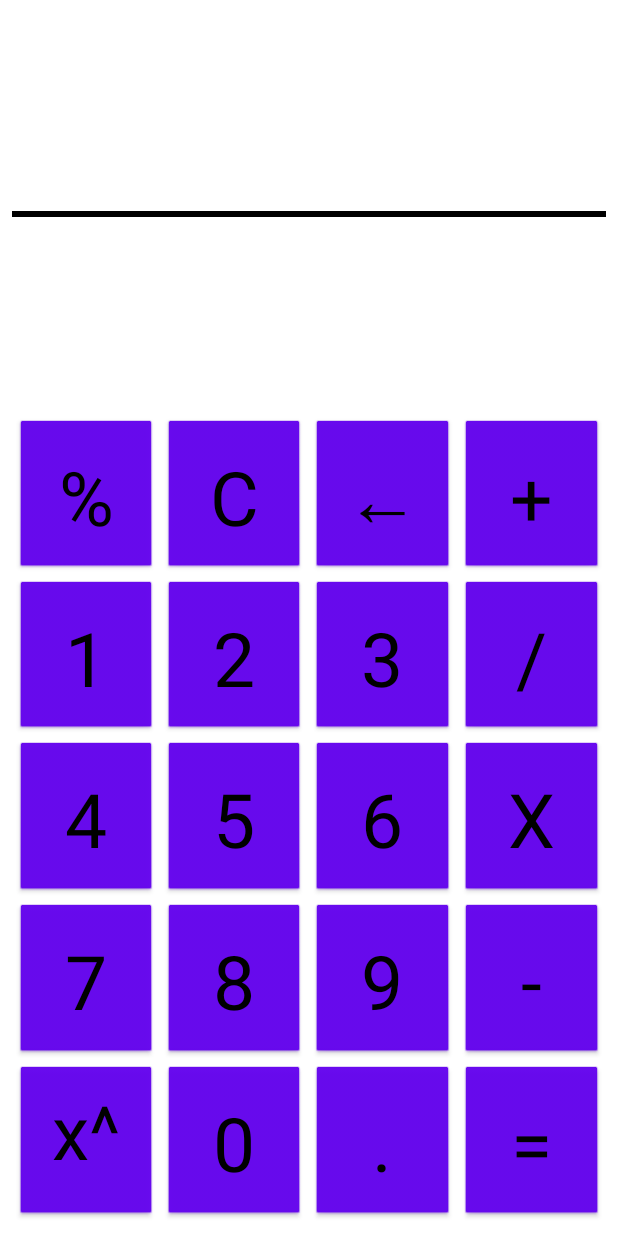
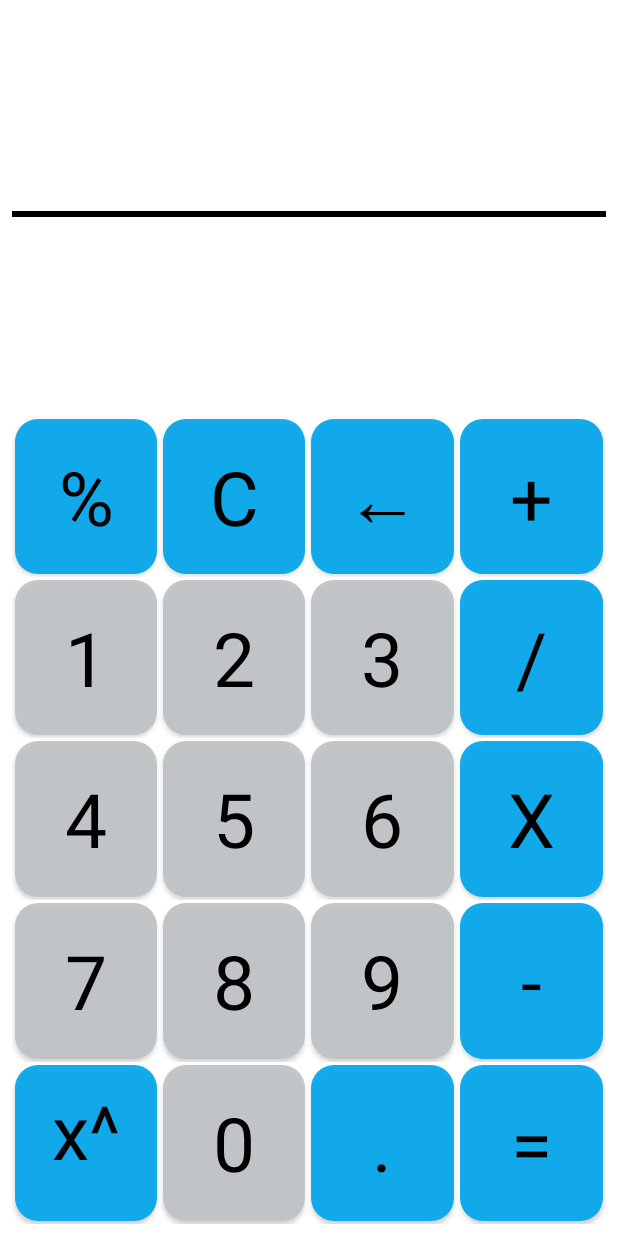
Before and after one commit to Shelzi/CalcAndroid, an Android app: the screen it shows after launch (MainActivity), on a phone screen of 412 x 824 dp. Run offline under Robolectric (Android 15) with nearby library versions, the phone set to English and light mode, and no system bars; libraries missing offline, so code that uses them is left out: com.udojava.evalex.

Commit message:
Custom color, round buttons, some refactor

```diff
--- a/app/src/main/java/com/shelzi/calc/MainActivity.java
+++ b/app/src/main/java/com/shelzi/calc/MainActivity.java
@@ -4,19 +4,15 @@ import androidx.appcompat.app.AppCompatActivity;
 
 import android.annotation.SuppressLint;
 import android.content.res.Configuration;
-import android.os.Build;
 import android.os.Bundle;
-import android.text.method.ScrollingMovementMethod;
 import android.view.View;
-import android.view.Window;
+import android.view.animation.Animation;
+import android.view.animation.AnimationUtils;
 import android.widget.Button;
-import android.widget.EditText;
-import android.widget.ScrollView;
 import android.widget.TextView;
 
 import com.udojava.evalex.Expression;
 
-import java.util.Arrays;
 import java.util.Objects;
 
 public class MainActivity extends AppCompatActivity {
@@ -93,10 +89,10 @@ public class MainActivity extends AppCompatActivity {
             btnLn = (Button) findViewById(R.id.btnLn);
             btnFact = (Button) findViewById(R.id.btnFact);
             btnOneDivByX = (Button) findViewById(R.id.btnOneDivByX);
+            btnSqrt = (Button) findViewById(R.id.btnSqrt);
         }
-/*      ScrollView scrollView = new ScrollView(this);
-        scrollView.addView(tvOut);
-        setContentView(scrollView);*/
+
+
         Objects.requireNonNull(getSupportActionBar()).hide();
         initView();
     }
@@ -142,10 +138,13 @@ public class MainActivity extends AppCompatActivity {
     }
 
     public void initView() {
+        final Animation animScale = AnimationUtils.loadAnimation(this, R.anim.myscale);
+
         View.OnClickListener oclBtn = new View.OnClickListener() {
             @SuppressLint("SetTextI18n")
             @Override
             public void onClick(View v) {
+                v.startAnimation(animScale);
                 if (!(tvIn.getText().length() == 0)) {
                     String lastChar = (String) tvIn.getText();
                     lastChar = lastChar.substring(lastChar.length() - 1);
@@ -153,6 +152,7 @@ public class MainActivity extends AppCompatActivity {
                     switch (v.getId()) {
                         case R.id.btnPlus: {
                             if (!finalLastChar.equals("+")) tvIn.setText(tvIn.getText() + "+");
+
                             break;
                         }
                         case R.id.btnMultiply: {
@@ -189,6 +189,7 @@ public class MainActivity extends AppCompatActivity {
             @SuppressLint("SetTextI18n")
             @Override
             public void onClick(View v) {
+                v.startAnimation(animScale);
                 if (tvIn.getText().length() == 0) {
                     tvIn.setText("-");
                 } else {
@@ -203,6 +204,7 @@ public class MainActivity extends AppCompatActivity {
             @SuppressLint("SetTextI18n")
             @Override
             public void onClick(View v) {
+                v.startAnimation(animScale);
                 if (!(tvIn.getText().length() == 0)) {
                     Expression expression = new Expression((String) tvIn.getText());
                     String answer = "";
@@ -220,6 +222,7 @@ public class MainActivity extends AppCompatActivity {
         View.OnClickListener oclBtnBack = new View.OnClickListener() {
             @Override
             public void onClick(View v) {
+                v.startAnimation(animScale);
                 if (!(tvIn.getText().length() == 0)) {
                     String temp = (String) tvIn.getText();
                     temp = temp.substring(0, temp.length() - 1);
@@ -228,22 +231,44 @@ public class MainActivity extends AppCompatActivity {
             }
         };
 
-        View.OnClickListener oclBtnRightBracket = new View.OnClickListener() {
+        View.OnClickListener oclBtnLandscape = new View.OnClickListener() {
             @Override
             public void onClick(View v) {
-                tvIn.setText(tvIn.getText() + ")");
+                v.startAnimation(animScale);
+                switch (v.getId()) {
+                    case R.id.btnRightBracket:
+                        tvIn.setText(tvIn.getText() + ")");
+                        break;
+                    case R.id.btnLeftBracket:
+                        tvIn.setText(tvIn.getText() + "(");
+                        break;
+                    case R.id.btnSin:
+                        tvIn.setText(tvIn.getText() + "sin(");
+                        break;
+                    case R.id.btnCos:
+                        tvIn.setText(tvIn.getText() + "cos(");
+                        break;
+                    case R.id.btnTan:
+                        tvIn.setText(tvIn.getText() + "tan(");
+                        break;
+                    case R.id.btnLn:
+                        tvIn.setText(tvIn.getText() + "log(");
+                        break;
+                    case R.id.btnLg:
+                        tvIn.setText(tvIn.getText() + "log10(");
+                        break;
+                    case R.id.btnFact:
+                        tvIn.setText(tvIn.getText() + "fact(");
+                        break;
+                    case R.id.btnOneDivByX:
+                        tvIn.setText(tvIn.getText() + "^(-1)");
+                        break;
+                    case R.id.btnSqrt:
+                        tvIn.setText(tvIn.getText() + "sqrt(");
+                        break;
+                }
             }
         };
-
-        View.OnClickListener oclBtnLeftBracket = new View.OnClickListener() {
-            @Override
-            public void onClick(View v) {
-                tvIn.setText(tvIn.getText() + "(");
-            }
-        };
-
-
-
 
         btnResult.setOnClickListener(oclBtnResult);
         btnBack.setOnClickListener(oclBtnBack);
@@ -256,30 +281,28 @@ public class MainActivity extends AppCompatActivity {
         btnExponentiation.setOnClickListener(oclBtn);
         btnDivide.setOnClickListener(oclBtn);
         if (getResources().getConfiguration().orientation == Configuration.ORIENTATION_LANDSCAPE) {
-            btnRightBracket.setOnClickListener(oclBtnRightBracket);
-            btnLeftBracket.setOnClickListener(oclBtnLeftBracket);
-            btnSin.setOnClickListener(oclBtnLeftBracket);
-            btnCos.setOnClickListener(oclBtnLeftBracket);
-            btnTan.setOnClickListener(oclBtnLeftBracket);
-            btnLn.setOnClickListener(oclBtnLeftBracket);
-            btnLg.setOnClickListener(oclBtnLeftBracket);
-            btnFact.setOnClickListener(oclBtnLeftBracket);
-            btnOneDivByX.setOnClickListener(oclBtnLeftBracket);
+            btnRightBracket.setOnClickListener(oclBtnLandscape);
+            btnLeftBracket.setOnClickListener(oclBtnLandscape);
+            btnSin.setOnClickListener(oclBtnLandscape);
+            btnCos.setOnClickListener(oclBtnLandscape);
+            btnTan.setOnClickListener(oclBtnLandscape);
+            btnLn.setOnClickListener(oclBtnLandscape);
+            btnLg.setOnClickListener(oclBtnLandscape);
+            btnFact.setOnClickListener(oclBtnLandscape);
+            btnOneDivByX.setOnClickListener(oclBtnLandscape);
+            btnSqrt.setOnClickListener(oclBtnLandscape);
         }
-
     }
 
     protected void onSaveInstanceState(Bundle outState) {
         super.onSaveInstanceState(outState);
         outState.putString("tvIn", tvIn.getText().toString());
         outState.putString("tvOut", tvOut.getText().toString());
-
     }
 
     protected void onRestoreInstanceState(Bundle savedInstanceState) {
         super.onRestoreInstanceState(savedInstanceState);
         tvIn.setText(savedInstanceState.getString("tvIn"));
         tvOut.setText(savedInstanceState.getString("tvOut"));
-
     }
 }
--- /dev/null
+++ b/app/src/main/res/drawable/roundedbutton.xml
@@ -0,0 +1,9 @@
+<?xml version="1.0" encoding="utf-8"?>
+<shape xmlns:android="http://schemas.android.com/apk/res/android"
+    android:shape="rectangle">
+    <solid android:color="#eeffffff" />
+    <corners android:bottomRightRadius="15dp"
+        android:bottomLeftRadius="15dp"
+        android:topRightRadius="15dp"
+        android:topLeftRadius="15dp"/>
+</shape>
--- a/app/src/main/res/layout-land/activity_main.xml
+++ b/app/src/main/res/layout-land/activity_main.xml
@@ -1,13 +1,11 @@
 <?xml version="1.0" encoding="utf-8"?>
-<androidx.constraintlayout.widget.ConstraintLayout
-    xmlns:android="http://schemas.android.com/apk/res/android"
+<androidx.constraintlayout.widget.ConstraintLayout xmlns:android="http://schemas.android.com/apk/res/android"
     xmlns:app="http://schemas.android.com/apk/res-auto"
     xmlns:tools="http://schemas.android.com/tools"
     android:layout_width="match_parent"
     android:layout_height="match_parent"
-    android:theme="@android:style/Theme.Black.NoTitleBar"
-    android:padding="8dp">
-
+    android:padding="8dp"
+    android:theme="@android:style/Theme.Black.NoTitleBar">
 
     <LinearLayout
         android:layout_width="match_parent"
@@ -25,33 +23,32 @@
                 android:layout_width="match_parent"
                 android:layout_height="0dp"
                 android:layout_weight="2">
+
                 <TextView
                     android:id="@+id/tvOut"
                     android:layout_width="match_parent"
                     android:layout_height="match_parent"
-                    android:textSize="30sp"
                     android:gravity="right|bottom"
-                    android:maxLines = "20">
-                </TextView>
+                    android:maxLines="20"
+                    android:textSize="30sp"></TextView>
             </LinearLayout>
 
             <LinearLayout
                 android:layout_width="match_parent"
                 android:layout_height="4dp"
-                android:background="@color/black">
-            </LinearLayout>
+                android:background="@color/black"></LinearLayout>
 
             <LinearLayout
                 android:layout_width="match_parent"
                 android:layout_height="0dp"
                 android:layout_weight="2">
+
                 <TextView
                     android:id="@+id/tvIn"
                     android:layout_width="match_parent"
                     android:layout_height="match_parent"
-                    android:textSize="30sp"
-                    android:gravity="right|bottom">
-                </TextView>
+                    android:gravity="right|bottom"
+                    android:textSize="30sp"></TextView>
             </LinearLayout>
         </LinearLayout>
 
@@ -66,13 +63,40 @@
                 android:layout_height="0dp"
                 android:layout_weight="1"
                 android:orientation="horizontal">
-                <Button style="@style/OperationButtonHorizontal" android:id="@+id/btnSin" android:text="sin"/>
-                <Button style="@style/OperationButtonHorizontal" android:id="@+id/btnCos" android:text="cos"/>
-                <Button style="@style/OperationButtonHorizontal" android:id="@+id/btnPercent" android:text="%" android:onClick="oclBtnProcent"/>
-                <Button style="@style/OperationButtonHorizontal" android:id="@+id/btnClear" android:text="C" android:onClick="oclBtnClear"/>
-                <Button style="@style/OperationButtonHorizontal" android:id="@+id/btnBack" android:text="←" android:onClick="oclBtnBack"/>
-                <Button style="@style/OperationButtonHorizontal" android:id="@+id/btnPlus" android:text="+" android:onClick="oclBtnPlus" />
 
+                <Button
+                    android:id="@+id/btnSin"
+                    style="@style/OperationButtonHorizontal"
+                    android:text="sin" />
+
+                <Button
+                    android:id="@+id/btnCos"
+                    style="@style/OperationButtonHorizontal"
+                    android:text="cos" />
+
+                <Button
+                    android:id="@+id/btnPercent"
+                    style="@style/OperationButtonHorizontal"
+                    android:onClick="oclBtnProcent"
+                    android:text="%" />
+
+                <Button
+                    android:id="@+id/btnClear"
+                    style="@style/OperationButtonHorizontal"
+                    android:onClick="oclBtnClear"
+                    android:text="C" />
+
+                <Button
+                    android:id="@+id/btnBack"
+                    style="@style/OperationButtonHorizontal"
+                    android:onClick="oclBtnBack"
+                    android:text="←" />
+
+                <Button
+                    android:id="@+id/btnPlus"
+                    style="@style/OperationButtonHorizontal"
+                    android:onClick="oclBtnPlus"
+                    android:text="+" />
 
             </LinearLayout>
 
@@ -81,26 +105,79 @@
                 android:layout_height="0dp"
                 android:layout_weight="1">
 
-                <Button style="@style/OperationButtonHorizontal" android:id="@+id/btnTan" android:text="tan" />
-                <Button style="@style/OperationButtonHorizontal" android:id="@+id/btnLg" android:text="lg"/>
-                <Button android:id="@+id/btnOne" style="@style/NumberButtonHorizontal" android:text="1" android:onClick="oclBtnOne" />
-                <Button style="@style/NumberButtonHorizontal" android:id="@+id/btnTwo" android:text="2" android:onClick="oclBtnTwo" />
-                <Button style="@style/NumberButtonHorizontal" android:id="@+id/btnThree" android:text="3" android:onClick="oclBtnThree" />
-                <Button style="@style/OperationButtonHorizontal" android:id="@+id/btnDivide" android:text="/" android:onClick="oclBtnDivide"/>
+                <Button
+                    android:id="@+id/btnTan"
+                    style="@style/OperationButtonHorizontal"
+                    android:text="tan" />
+
+                <Button
+                    android:id="@+id/btnLg"
+                    style="@style/OperationButtonHorizontal"
+                    android:text="lg" />
+
+                <Button
+                    android:id="@+id/btnOne"
+                    style="@style/NumberButtonHorizontal"
+                    android:onClick="oclBtnOne"
+                    android:text="1" />
+
+                <Button
+                    android:id="@+id/btnTwo"
+                    style="@style/NumberButtonHorizontal"
+                    android:onClick="oclBtnTwo"
+                    android:text="2" />
+
+                <Button
+                    android:id="@+id/btnThree"
+                    style="@style/NumberButtonHorizontal"
+                    android:onClick="oclBtnThree"
+                    android:text="3" />
+
+                <Button
+                    android:id="@+id/btnDivide"
+                    style="@style/OperationButtonHorizontal"
+                    android:onClick="oclBtnDivide"
+                    android:text="/" />
             </LinearLayout>
-
 
             <LinearLayout
                 android:layout_width="match_parent"
                 android:layout_height="0dp"
                 android:layout_weight="1">
 
-                <Button style="@style/OperationButtonHorizontal" android:id="@+id/btnLn" android:text="ln"/>
-                <Button style="@style/OperationButtonHorizontal" android:id="@+id/btnSqrt" android:text="sqrt"/>
-                <Button style="@style/NumberButtonHorizontal" android:id="@+id/btnFore" android:text="4" android:onClick="oclBtnFore" />
-                <Button style="@style/NumberButtonHorizontal" android:id="@+id/btnFive" android:text="5" android:onClick="oclBtnFive" />
-                <Button style="@style/NumberButtonHorizontal" android:id="@+id/btnSix" android:text="6" android:onClick="oclBtnSix" />
-                <Button style="@style/OperationButtonHorizontal" android:id="@+id/btnMultiply" android:text="X" android:onClick="oclBtnMultiply" />
+                <Button
+                    android:id="@+id/btnLn"
+                    style="@style/OperationButtonHorizontal"
+                    android:text="ln" />
+
+                <Button
+                    android:id="@+id/btnSqrt"
+                    style="@style/OperationButtonHorizontal"
+                    android:text="sqrt" />
+
+                <Button
+                    android:id="@+id/btnFore"
+                    style="@style/NumberButtonHorizontal"
+                    android:onClick="oclBtnFore"
+                    android:text="4" />
+
+                <Button
+                    android:id="@+id/btnFive"
+                    style="@style/NumberButtonHorizontal"
+                    android:onClick="oclBtnFive"
+                    android:text="5" />
+
+                <Button
+                    android:id="@+id/btnSix"
+                    style="@style/NumberButtonHorizontal"
+                    android:onClick="oclBtnSix"
+                    android:text="6" />
+
+                <Button
+                    android:id="@+id/btnMultiply"
+                    style="@style/OperationButtonHorizontal"
+                    android:onClick="oclBtnMultiply"
+                    android:text="X" />
 
             </LinearLayout>
 
@@ -109,12 +186,39 @@
                 android:layout_height="0dp"
                 android:layout_weight="1">
 
-                <Button style="@style/OperationButtonHorizontal" android:id="@+id/btnFact" android:text="X!"/>
-                <Button style="@style/OperationButtonHorizontal" android:id="@+id/btnOneDivByX" android:text="1/X"/>
-                <Button style="@style/NumberButtonHorizontal" android:id="@+id/btnSeven" android:text="7" android:onClick="oclBtnSeven" />
-                <Button style="@style/NumberButtonHorizontal" android:id="@+id/btnEight" android:text="8" android:onClick="oclBtnEight" />
-                <Button style="@style/NumberButtonHorizontal" android:id="@+id/btnNine" android:text="9" android:onClick="oclBtnNine" />
-                <Button style="@style/OperationButtonHorizontal" android:id="@+id/btnSubtruct" android:text="-" android:onClick="oclBtnSubtruct" />
+                <Button
+                    android:id="@+id/btnFact"
+                    style="@style/OperationButtonHorizontal"
+                    android:text="X!" />
+
+                <Button
+                    android:id="@+id/btnOneDivByX"
+                    style="@style/OperationButtonHorizontal"
+                    android:text="1/X" />
+
+                <Button
+                    android:id="@+id/btnSeven"
+                    style="@style/NumberButtonHorizontal"
+                    android:onClick="oclBtnSeven"
+                    android:text="7" />
+
+                <Button
+                    android:id="@+id/btnEight"
+                    style="@style/NumberButtonHorizontal"
+                    android:onClick="oclBtnEight"
+                    android:text="8" />
+
+                <Button
+                    android:id="@+id/btnNine"
+                    style="@style/NumberButtonHorizontal"
+                    android:onClick="oclBtnNine"
+                    android:text="9" />
+
+                <Button
+                    android:id="@+id/btnSubtruct"
+                    style="@style/OperationButtonHorizontal"
+                    android:onClick="oclBtnSubtruct"
+                    android:text="-" />
 
             </LinearLayout>
 
@@ -123,12 +227,39 @@
                 android:layout_height="0dp"
                 android:layout_weight="1">
 
-                <Button style="@style/OperationButtonHorizontal" android:id="@+id/btnLeftBracket" android:text="("/>
-                <Button style="@style/OperationButtonHorizontal" android:id="@+id/btnRightBracket" android:text=")"/>
-                <Button style="@style/OperationButtonHorizontal" android:id="@+id/btnExponentiation" android:text="x^y" android:onClick="oclBtnExponentiation"/>
-                <Button style="@style/NumberButtonHorizontal" android:id="@+id/btnZero" android:text="0" android:onClick="oclBtnZero" />
-                <Button style="@style/OperationButtonHorizontal" android:id="@+id/btnComma" android:text="." android:onClick="oclBtnComma" />
-                <Button style="@style/OperationButtonHorizontal" android:id="@+id/btnResult" android:text="=" android:onClick="oclBtnResult" />
+                <Button
+                    android:id="@+id/btnLeftBracket"
+                    style="@style/OperationButtonHorizontal"
+                    android:text="(" />
+
+                <Button
+                    android:id="@+id/btnRightBracket"
+                    style="@style/OperationButtonHorizontal"
+                    android:text=")" />
+
+                <Button
+                    android:id="@+id/btnExponentiation"
+                    style="@style/OperationButtonHorizontal"
+                    android:onClick="oclBtnExponentiation"
+                    android:text="x^y" />
+
+                <Button
+                    android:id="@+id/btnZero"
+                    style="@style/NumberButtonHorizontal"
+                    android:onClick="oclBtnZero"
+                    android:text="0" />
+
+                <Button
+                    android:id="@+id/btnComma"
+                    style="@style/OperationButtonHorizontal"
+                    android:onClick="oclBtnComma"
+                    android:text="." />
+
+                <Button
+                    android:id="@+id/btnResult"
+                    style="@style/OperationButtonHorizontal"
+                    android:onClick="oclBtnResult"
+                    android:text="=" />
 
 
             </LinearLayout>
--- a/app/src/main/res/layout/activity_main.xml
+++ b/app/src/main/res/layout/activity_main.xml
@@ -67,7 +67,12 @@
                 android:layout_weight="1"
                 android:orientation="horizontal">
 
-                <Button style="@style/OperationButton" android:id="@+id/btnPercent" android:text="%" android:onClick="oclBtnProcent"/>
+                <Button
+                    android:id="@+id/btnPercent"
+                    style="@style/OperationButton"
+                    android:onClick="oclBtnProcent"
+                    android:text="%" />
+
                 <Button style="@style/OperationButton" android:id="@+id/btnClear" android:text="C" android:onClick="oclBtnClear"/>
                 <Button style="@style/OperationButton" android:id="@+id/btnBack" android:text="←" android:onClick="oclBtnBack"/>
                 <Button style="@style/OperationButton" android:id="@+id/btnPlus" android:text="+" android:onClick="oclBtnPlus" />
--- a/app/src/main/res/values/styles.xml
+++ b/app/src/main/res/values/styles.xml
@@ -1,26 +1,35 @@
 <?xml version="1.0" encoding="utf-8"?>
-<resources>
+<resources xmlns:app="http://schemas.android.com/apk/res-auto">
+
     <style name="ApplicationStyle" parent="android:Theme">
         <item name="android:buttonStyle">@style/NumberButton</item>
     </style>
+
     <style name="NumberButton" parent="android:style/Widget.Button">
         <item name="android:textSize">50sp</item>
         <item name="android:layout_margin">2dip</item>
-        <item name="android:backgroundTint">#FFEE58</item>
         <item name="android:layout_width">0dp</item>
         <item name="android:layout_height">match_parent</item>
         <item name="android:layout_weight">25</item>
         <item name="android:text">$</item>
+        <item name="android:background">@drawable/roundedbutton</item>
+        <item name="backgroundTint">#C0C4C6</item>
+        <item name="fontFamily">Roboto-Bold</item>
     </style>
+
     <style name="OperationButton" parent="android:style/Widget.Button">
         <item name="android:textSize">50sp</item>
         <item name="android:layout_margin">2dip</item>
-        <item name="android:backgroundTint">#FFEE58</item>
+        <item name="android:backgroundTint"><![CDATA[#FFEE58]]></item>
         <item name="android:layout_width">0dp</item>
         <item name="android:layout_height">match_parent</item>
         <item name="android:layout_weight">25</item>
         <item name="android:text">...</item>
+        <item name="android:background">@drawable/roundedbutton</item>
+        <item name="backgroundTint">#04A7EC</item>
+        <item name="fontFamily">Roboto-Italic</item>
     </style>
+
     <style name="NumberButtonHorizontal" parent="android:style/Widget.Button">
         <item name="android:textSize">20sp</item>
         <item name="android:layout_margin">2dip</item>
@@ -29,7 +38,10 @@
         <item name="android:layout_height">match_parent</item>
         <item name="android:layout_weight">25</item>
         <item name="android:text">$</item>
+        <item name="android:background">@drawable/roundedbutton</item>
+        <item name="backgroundTint">#C0C4C6</item>
     </style>
+
     <style name="OperationButtonHorizontal" parent="android:style/Widget.Button">
         <item name="android:textSize">20sp</item>
         <item name="android:layout_margin">2dip</item>
@@ -38,6 +50,8 @@
         <item name="android:layout_height">match_parent</item>
         <item name="android:layout_weight">25</item>
         <item name="android:text">...</item>
+        <item name="android:background">@drawable/roundedbutton</item>
+        <item name="backgroundTint">#04A7EC</item>
     </style>
 
 
```
Also changed, not shown: app/src/main/res/anim/myscale.xml (added, +11 -0 lines). Lines whose indentation alone changed are shown as unchanged.
